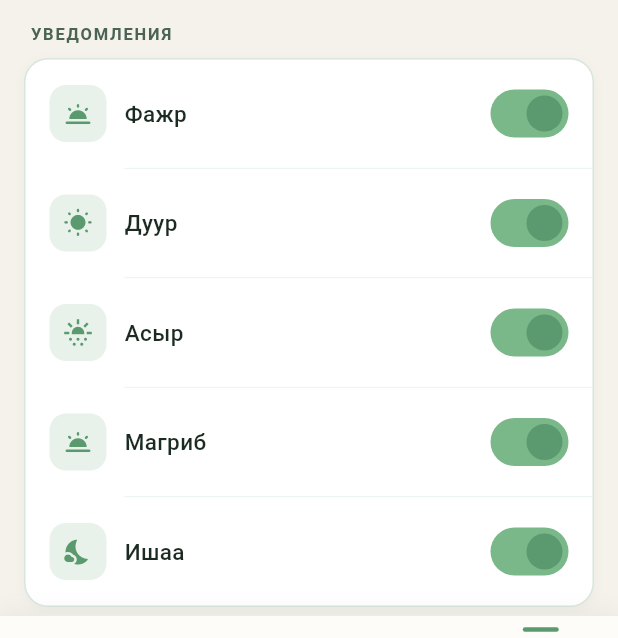
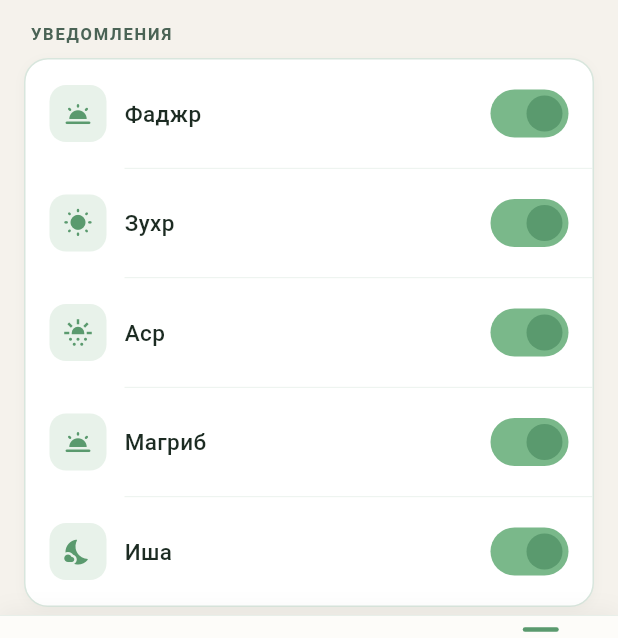
Before and after one commit to tashtemirlan/namaz_time_flutter, a Flutter app: the screen it shows after launch, item 4 of the bottom bar chosen, on a phone screen of 412 x 824 dp. Shown: the part 530-1168 px from the top of the screen. Run offline on Flutter 3.47's test engine with Material 3 defaults, Android fonts, the phone set to English and light mode, and no system bars; our stand-ins replace dio, easy_localization, file_picker, flutter_compass, flutter_local_notifications, geolocator and 3 more; missing offline and left inert: workmanager; accounts and stored records are empty; statements that could not run were skipped.

Commit message:
created Makefile

```diff
--- a/assets/translations/ru.json
+++ b/assets/translations/ru.json
@@ -2,12 +2,12 @@
   "app_name": "Намаз убактысы",
 
   "prayers": {
-    "fajr": "Фажр",
-    "sunrise": "Чыгыш",
-    "dhuhr": "Дуур",
-    "asr": "Асыр",
+    "fajr": "Фаджр",
+    "sunrise": "Восход",
+    "dhuhr": "Зухр",
+    "asr": "Аср",
     "maghrib": "Магриб",
-    "isha": "Ишаа"
+    "isha": "Иша"
   },
 
   "nav": {
--- a/lib/models/prayer_time_model.dart
+++ b/lib/models/prayer_time_model.dart
@@ -20,9 +20,10 @@ class DailyPrayerTimes {
     this.hijri,
   });
 
-  /// Ordered list for UI display (excluding sunrise)
+  /// Ordered list for UI display (sunrise included as an informational row)
   List<PrayerEntry> get prayers => [
     PrayerEntry(key: 'fajr',    time: fajr),
+    PrayerEntry(key: 'sunrise', time: sunrise, isInformational: true),
     PrayerEntry(key: 'dhuhr',   time: dhuhr),
     PrayerEntry(key: 'asr',     time: asr),
     PrayerEntry(key: 'maghrib', time: maghrib),
@@ -74,10 +75,15 @@ class DailyPrayerTimes {
 }
 
 class PrayerEntry {
-  final String key;   // 'fajr' | 'dhuhr' | 'asr' | 'maghrib' | 'isha'
-  final String time;  // "HH:mm"
+  final String key;            // 'fajr' | 'sunrise' | 'dhuhr' | 'asr' | 'maghrib' | 'isha'
+  final String time;           // "HH:mm"
+  final bool isInformational;  // true for sunrise — not a salat, shown as a time marker
 
-  const PrayerEntry({required this.key, required this.time});
+  const PrayerEntry({
+    required this.key,
+    required this.time,
+    this.isInformational = false,
+  });
 
   /// Parse time to today's DateTime for countdown
   DateTime? toDateTime() {
--- a/lib/providers/prayer_provider.dart
+++ b/lib/providers/prayer_provider.dart
@@ -59,6 +59,7 @@ class PrayerProvider extends ChangeNotifier {
     Duration shortest = const Duration(days: 1);
 
     for (final p in _times!.prayers) {
+      if (p.isInformational) continue; // sunrise is not a salat — skip in countdown
       final dt = p.toDateTime();
       if (dt == null) continue;
       if (dt.isAfter(now)) {
--- a/lib/ui/screens/home/home_screen.dart
+++ b/lib/ui/screens/home/home_screen.dart
@@ -629,16 +629,18 @@ class _PrayerCardState extends State<_PrayerCard>
   late Animation<double> _activeAnim;
 
   static const _icons = {
-    'fajr': Icons.wb_twilight_rounded,
-    'dhuhr': Icons.wb_sunny_rounded,
-    'asr': Icons.sunny_snowing,
+    'fajr':    Icons.wb_twilight_rounded,
+    'sunrise': Icons.wb_sunny_outlined,
+    'dhuhr':   Icons.wb_sunny_rounded,
+    'asr':     Icons.sunny_snowing,
     'maghrib': Icons.wb_twilight_rounded,
-    'isha': Icons.nights_stay_rounded,
+    'isha':    Icons.nights_stay_rounded,
   };
 
   // Gradient pairs per prayer
   static const _gradients = {
     'fajr':    [Color(0xFF6B9EAA), Color(0xFF3D7089)],
+    'sunrise': [Color(0xFFE8A825), Color(0xFFF5C842)],
     'dhuhr':   [Color(0xFFC8952A), Color(0xFFE5A935)],
     'asr':     [Color(0xFF7A9E5E), Color(0xFF5A8040)],
     'maghrib': [Color(0xFFB05A3A), Color(0xFFD4724A)],
```
Also changed, not shown: 3 other files.
